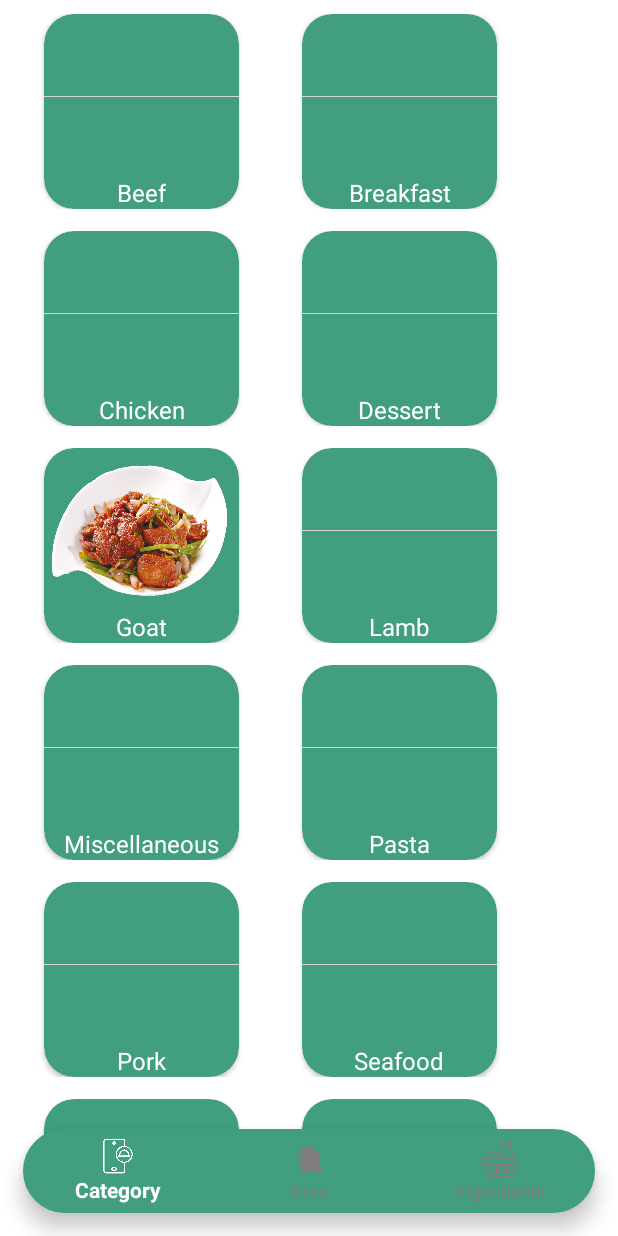
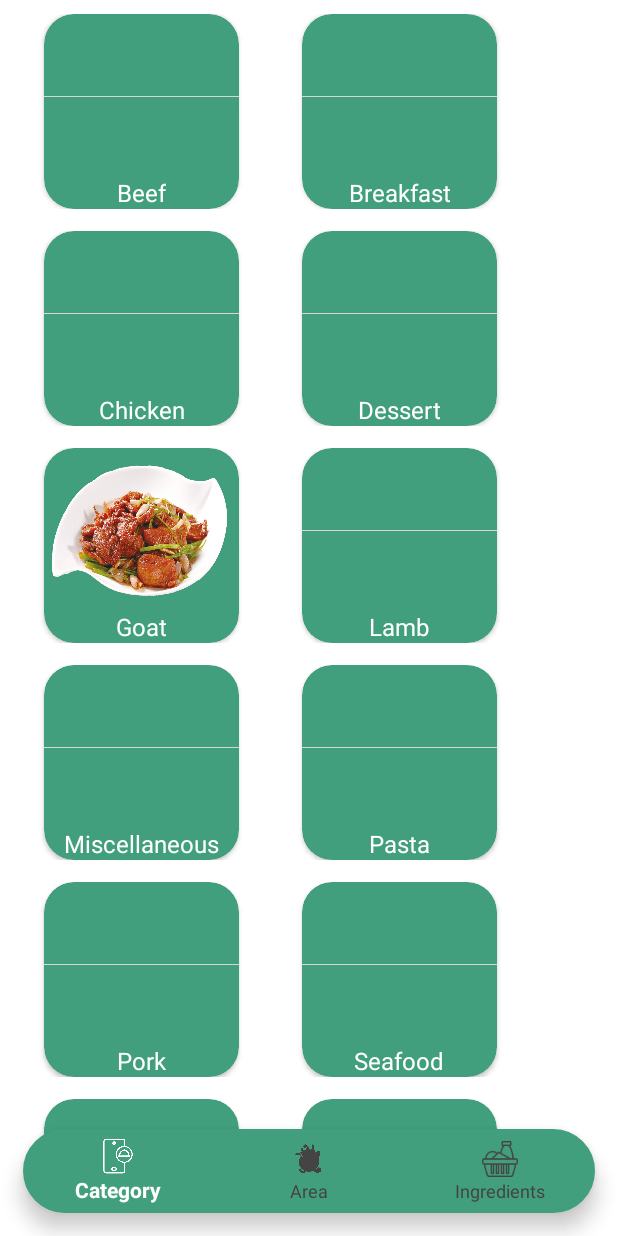
Before and after one commit to sayed938/The-Meal, an Android app: the screen it shows after launch (MainActivity), on a phone screen of 412 x 824 dp. Run offline under Robolectric (Android 15) with nearby library versions, the phone set to English and light mode, and no system bars; our stand-ins replace Picasso, navigation-ui; pictures from the network do not load.

Commit message:
App Finish1

```diff
--- a/app/src/main/java/com/example/themeal/ui/Adapters/AreaAdapter.java
+++ b/app/src/main/java/com/example/themeal/ui/Adapters/AreaAdapter.java
@@ -48,8 +48,11 @@ public class AreaAdapter extends RecyclerView.Adapter<AreaAdapter.ViewHolder> {
             @Override
             public void onClick(View v) {
                 listener.onItemClicked(area_list.get(position).strArea);
+                notifyItemRangeChanged(position, area_list.size());
+                holder.card.setBackgroundResource(R.drawable.bottom_nav_custom);
             }
         });
+
     }
 
     @Override
--- a/app/src/main/res/color/menu_color.xml
+++ b/app/src/main/res/color/menu_color.xml
@@ -1,5 +1,5 @@
 <?xml version="1.0" encoding="utf-8"?>
 <selector xmlns:android="http://schemas.android.com/apk/res/android">
-    <item android:color="#817D7D" android:state_checked="false"/>
+    <item android:color="#454343" android:state_checked="false"/>
     <item  android:state_checked="true" android:color="@color/white"/>
 </selector>
--- a/app/src/main/res/layout/area_custom.xml
+++ b/app/src/main/res/layout/area_custom.xml
@@ -8,10 +8,10 @@
 
     <androidx.cardview.widget.CardView
         android:id="@+id/card_area_name"
-        android:layout_width="140dp"
-        android:layout_height="80dp"
+        android:layout_width="113dp"
+        android:layout_height="50dp"
         android:layout_margin="5dp"
-        app:cardCornerRadius="12dp"
+        app:cardCornerRadius="15dp"
         android:backgroundTint="@color/main_color"
         app:layout_constraintBottom_toBottomOf="parent"
         app:layout_constraintEnd_toEndOf="parent"
--- a/app/src/main/res/layout/fragment_area_meal.xml
+++ b/app/src/main/res/layout/fragment_area_meal.xml
@@ -28,7 +28,7 @@
         android:text="American Food"
         android:textColor="@color/black"
         android:textSize="25sp"
-        android:textStyle="italic|bold"
+        android:textStyle="bold"
         app:layout_constraintEnd_toEndOf="parent"
         app:layout_constraintStart_toStartOf="parent"
         app:layout_constraintTop_toBottomOf="@+id/area_recycler" />
@@ -36,7 +36,7 @@
     <androidx.recyclerview.widget.RecyclerView
         android:id="@+id/area_food_recycler"
         android:layout_width="match_parent"
-        android:layout_height="489dp"
+        android:layout_height="518dp"
         app:layout_constraintBottom_toBottomOf="parent"
         app:layout_constraintEnd_toEndOf="parent"
         app:layout_constraintHorizontal_bias="0.0"
--- a/app/src/main/res/layout/fragment_category_meal.xml
+++ b/app/src/main/res/layout/fragment_category_meal.xml
@@ -11,7 +11,7 @@
         android:layout_width="match_parent"
         android:layout_height="match_parent"
         android:layout_marginTop="2dp"
-        android:layout_marginBottom="60dp"
+        android:layout_marginBottom="66dp"
         app:layout_constraintEnd_toEndOf="parent"
         app:layout_constraintStart_toStartOf="parent"
         app:layout_constraintTop_toTopOf="parent">
```
Also changed, not shown: app/src/main/res/drawable/area_card_custom.xml (added, +12 -0 lines).
